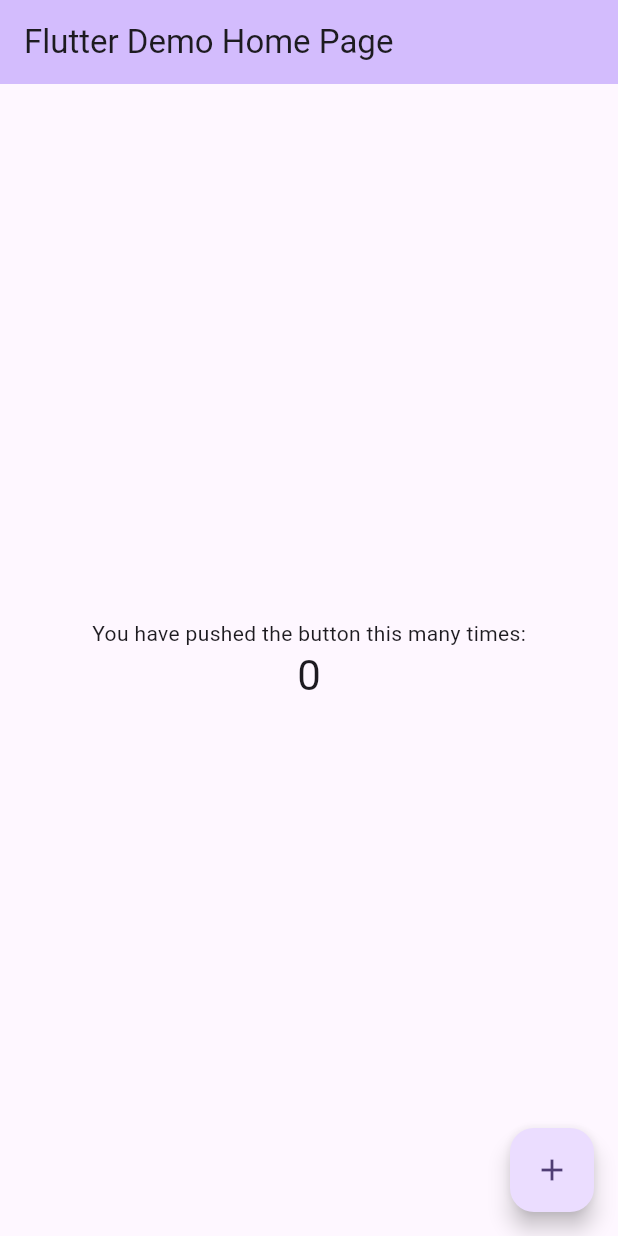
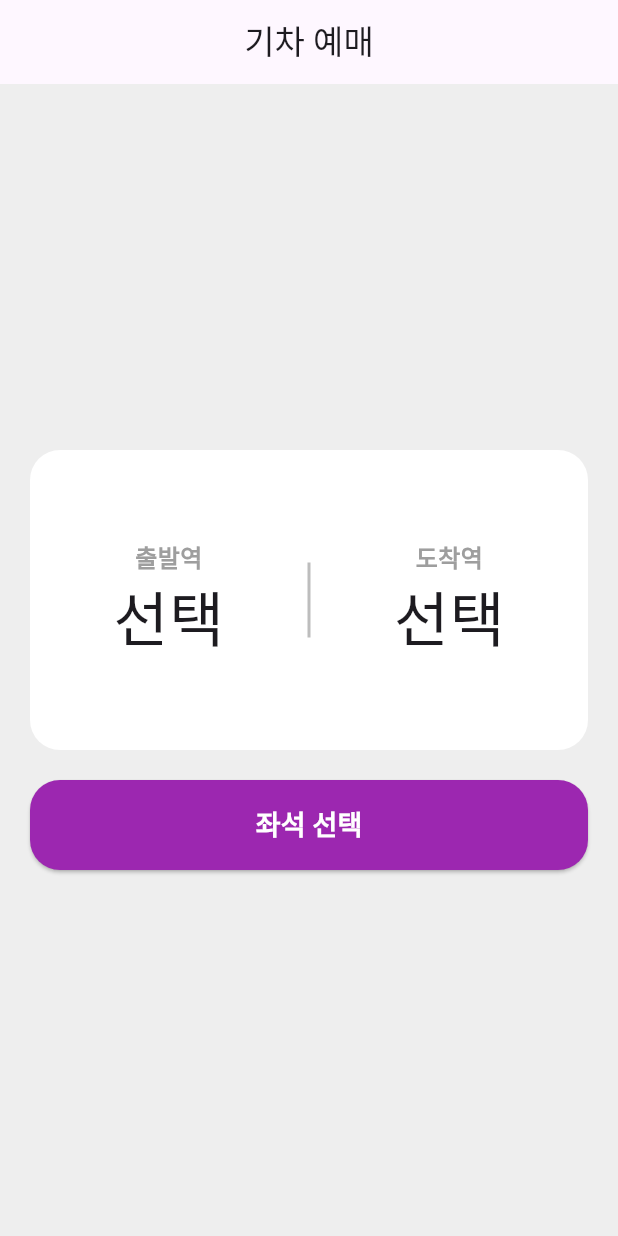
Before and after one commit to FEgguri/flutter_train_app, a Flutter app: the screen it shows after launch, on a phone screen of 412 x 824 dp. Run offline on Flutter 3.47's test engine with Material 3 defaults, Android fonts, the phone set to English and light mode, and no system bars.

Commit message:
feat: HomePage UI 구성 (출발/도착역 + 좌석 선택 버튼)

```diff
--- a/lib/home_page.dart
+++ b/lib/home_page.dart
@@ -0,0 +1,104 @@
+import 'package:flutter/material.dart';
+import 'package:flutter/widgets.dart';
+
+class HomePage extends StatefulWidget {
+  const HomePage({super.key});
+
+  @override
+  State<StatefulWidget> createState() => _HomePageState();
+}
+
+class _HomePageState extends State<HomePage> {
+  @override
+  Widget build(BuildContext context) {
+    // TODO: implement build
+    return Scaffold(
+      appBar: AppBar(title: Text('기차 예매'), centerTitle: true),
+      backgroundColor: Colors.grey[200],
+      body: Padding(
+        padding: EdgeInsets.all(20),
+        child: Column(
+          mainAxisAlignment: MainAxisAlignment.center,
+          children: [
+            Column(
+              children: [
+                Container(
+                  height: 200,
+
+                  decoration: BoxDecoration(
+                    color: Colors.white,
+                    borderRadius: BorderRadius.circular(20),
+                  ),
+
+                  child: Row(
+                    mainAxisAlignment: MainAxisAlignment.center,
+                    children: [
+                      Expanded(
+                        child: Column(
+                          mainAxisAlignment: MainAxisAlignment.center,
+                          children: [
+                            Text(
+                              '출발역',
+                              style: TextStyle(
+                                fontSize: 16,
+                                color: Colors.grey,
+                                fontWeight: FontWeight.bold,
+                              ),
+                            ),
+                            Text('선택', style: TextStyle(fontSize: 40)),
+                          ],
+                        ),
+                      ),
+                      //새로선
+                      Container(width: 2, height: 50, color: Colors.grey[400]),
+                      Expanded(
+                        child: Column(
+                          mainAxisAlignment: MainAxisAlignment.center,
+                          children: [
+                            Text(
+                              '도착역',
+                              style: TextStyle(
+                                fontSize: 16,
+                                color: Colors.grey,
+                                fontWeight: FontWeight.bold,
+                              ),
+                            ),
+                            Text('선택', style: TextStyle(fontSize: 40)),
+                          ],
+                        ),
+                      ),
+                    ],
+                  ),
+                ),
+                SizedBox(height: 20),
+                SizedBox(
+                  width: double.infinity,
+                  height: 60,
+                  child: ElevatedButton(
+                    onPressed: () {
+                      // 이동은 나중에 구현
+                    },
+                    style: ElevatedButton.styleFrom(
+                      backgroundColor: Colors.purple,
+                      shape: RoundedRectangleBorder(
+                        borderRadius: BorderRadius.circular(20),
+                      ),
+                    ),
+                    child: const Text(
+                      '좌석 선택',
+                      style: TextStyle(
+                        color: Colors.white,
+                        fontSize: 18,
+                        fontWeight: FontWeight.bold,
+                      ),
+                    ),
+                  ),
+                ),
+              ],
+            ),
+          ],
+        ),
+      ),
+    );
+  }
+}
--- a/lib/main.dart
+++ b/lib/main.dart
@@ -1,4 +1,5 @@
 import 'package:flutter/material.dart';
+import 'package:flutter_train_app/home_page.dart';
 
 void main() {
   runApp(const MyApp());
@@ -11,112 +12,9 @@ class MyApp extends StatelessWidget {
   @override
   Widget build(BuildContext context) {
     return MaterialApp(
-      title: 'Flutter Demo',
-      theme: ThemeData(
-        // This is the theme of your application.
-        //
-        // TRY THIS: Try running your application with "flutter run". You'll see
-        // the application has a purple toolbar. Then, without quitting the app,
-        // try changing the seedColor in the colorScheme below to Colors.green
-        // and then invoke "hot reload" (save your changes or press the "hot
-        // reload" button in a Flutter-supported IDE, or press "r" if you used
-        // the command line to start the app).
-        //
-        // Notice that the counter didn't reset back to zero; the application
-        // state is not lost during the reload. To reset the state, use hot
-        // restart instead.
-        //
-        // This works for code too, not just values: Most code changes can be
-        // tested with just a hot reload.
-        colorScheme: ColorScheme.fromSeed(seedColor: Colors.deepPurple),
-      ),
-      home: const MyHomePage(title: 'Flutter Demo Home Page'),
+      title: '기차 예매',
+      //theme: ThemeData(scaffoldBackgroundColor: Colors.grey[200]),
+      home: HomePage(),
     );
   }
 }
-
-class MyHomePage extends StatefulWidget {
-  const MyHomePage({super.key, required this.title});
-
-  // This widget is the home page of your application. It is stateful, meaning
-  // that it has a State object (defined below) that contains fields that affect
-  // how it looks.
-
-  // This class is the configuration for the state. It holds the values (in this
-  // case the title) provided by the parent (in this case the App widget) and
-  // used by the build method of the State. Fields in a Widget subclass are
-  // always marked "final".
-
-  final String title;
-
-  @override
-  State<MyHomePage> createState() => _MyHomePageState();
-}
-
-class _MyHomePageState extends State<MyHomePage> {
-  int _counter = 0;
-
-  void _incrementCounter() {
-    setState(() {
-      // This call to setState tells the Flutter framework that something has
-      // changed in this State, which causes it to rerun the build method below
-      // so that the display can reflect the updated values. If we changed
-      // _counter without calling setState(), then the build method would not be
-      // called again, and so nothing would appear to happen.
-      _counter++;
-    });
-  }
-
-  @override
-  Widget build(BuildContext context) {
-    // This method is rerun every time setState is called, for instance as done
-    // by the _incrementCounter method above.
-    //
-    // The Flutter framework has been optimized to make rerunning build methods
-    // fast, so that you can just rebuild anything that needs updating rather
-    // than having to individually change instances of widgets.
-    return Scaffold(
-      appBar: AppBar(
-        // TRY THIS: Try changing the color here to a specific color (to
-        // Colors.amber, perhaps?) and trigger a hot reload to see the AppBar
-        // change color while the other colors stay the same.
-        backgroundColor: Theme.of(context).colorScheme.inversePrimary,
-        // Here we take the value from the MyHomePage object that was created by
-        // the App.build method, and use it to set our appbar title.
-        title: Text(widget.title),
-      ),
-      body: Center(
-        // Center is a layout widget. It takes a single child and positions it
-        // in the middle of the parent.
-        child: Column(
-          // Column is also a layout widget. It takes a list of children and
-          // arranges them vertically. By default, it sizes itself to fit its
-          // children horizontally, and tries to be as tall as its parent.
-          //
-          // Column has various properties to control how it sizes itself and
-          // how it positions its children. Here we use mainAxisAlignment to
-          // center the children vertically; the main axis here is the vertical
-          // axis because Columns are vertical (the cross axis would be
-          // horizontal).
-          //
-          // TRY THIS: Invoke "debug painting" (choose the "Toggle Debug Paint"
-          // action in the IDE, or press "p" in the console), to see the
-          // wireframe for each widget.
-          mainAxisAlignment: MainAxisAlignment.center,
-          children: <Widget>[
-            const Text('You have pushed the button this many times:'),
-            Text(
-              '$_counter',
-              style: Theme.of(context).textTheme.headlineMedium,
-            ),
-          ],
-        ),
-      ),
-      floatingActionButton: FloatingActionButton(
-        onPressed: _incrementCounter,
-        tooltip: 'Increment',
-        child: const Icon(Icons.add),
-      ), // This trailing comma makes auto-formatting nicer for build methods.
-    );
-  }
-}
```
